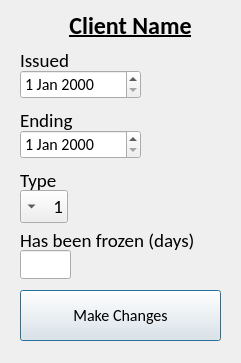
Above: UI/Edit_Sub.ui from maxfontani/subscription-manager before the change. Below: the same form after it.
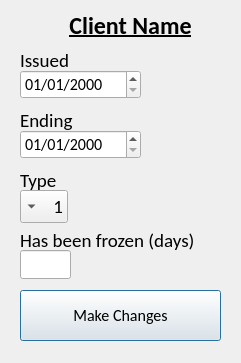
That is the form after the change.

The edit to the form file:
```diff
--- a/UI/Edit_Sub.ui
+++ b/UI/Edit_Sub.ui
@@ -181,6 +181,9 @@
      <pointsize>12</pointsize>
     </font>
    </property>
+   <property name="displayFormat">
+    <string notr="true">dd/MM/yyyy</string>
+   </property>
   </widget>
   <widget class="QLineEdit" name="line_edit1">
    <property name="geometry">
@@ -213,6 +216,9 @@
      <pointsize>12</pointsize>
     </font>
    </property>
+   <property name="displayFormat">
+    <string notr="true">dd/MM/yyyy</string>
+   </property>
   </widget>
   <widget class="QLabel" name="label3">
    <property name="geometry">
```
